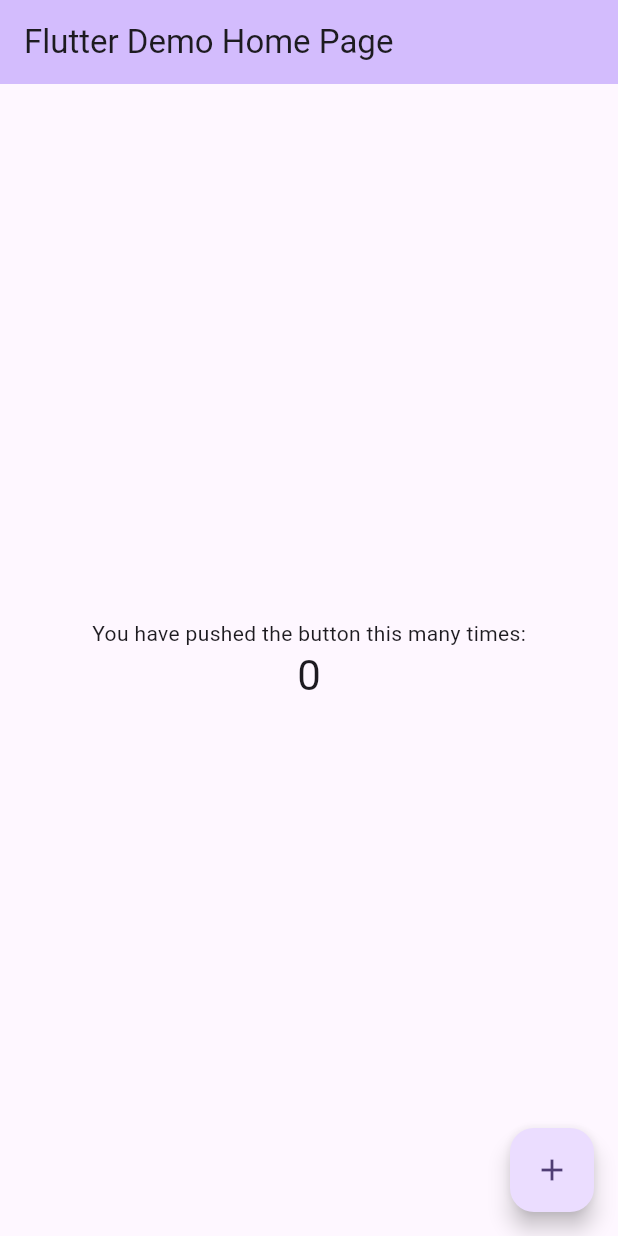
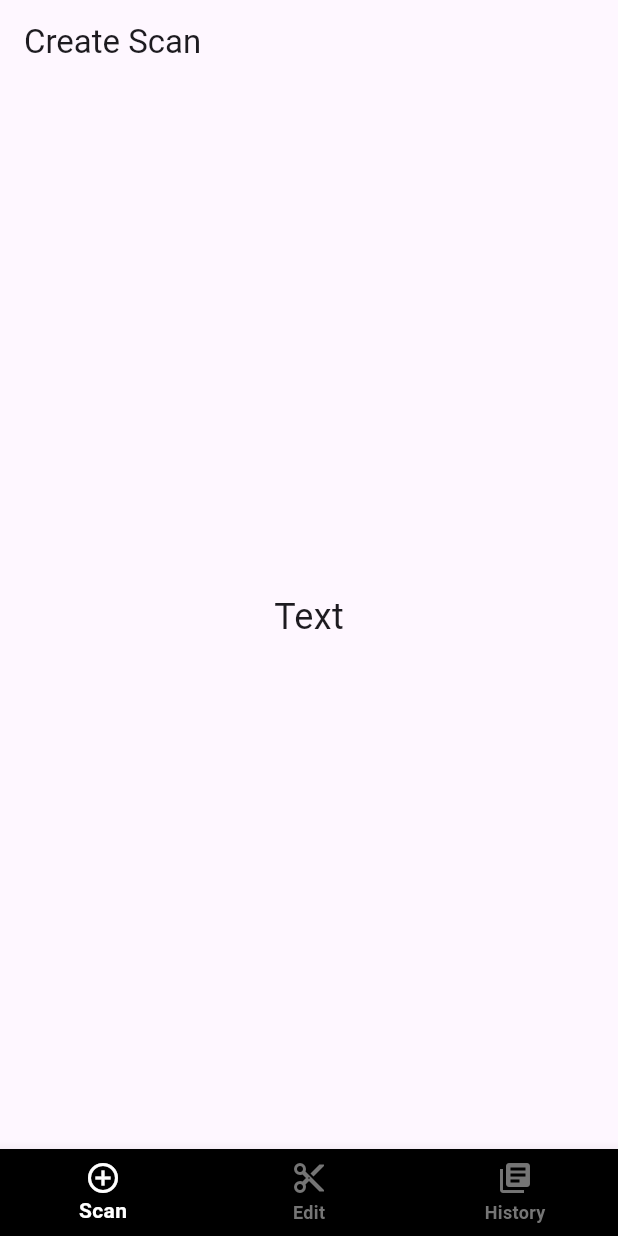
Before and after one commit to EzraRC/mobile-doc-scanner, a Flutter app: the screen it shows after launch, on a phone screen of 412 x 824 dp. Run offline on Flutter 3.47's test engine with Material 3 defaults, Android fonts, the light colour scheme and no system bars.

Commit message:
Made the general structure of the app (all the necessary pages)

```diff
--- a/scanner_phone_app/lib/main.dart
+++ b/scanner_phone_app/lib/main.dart
@@ -1,4 +1,5 @@
 import 'package:flutter/material.dart';
+import 'package:scanner_phone_app/pages/splashScreen.dart';
 
 void main() {
   runApp(const MyApp());
@@ -7,119 +8,15 @@
 class MyApp extends StatelessWidget {
   const MyApp({super.key});
 
-  // This widget is the root of your application.
   @override
   Widget build(BuildContext context) {
     return MaterialApp(
       title: 'Flutter Demo',
       theme: ThemeData(
-        // This is the theme of your application.
-        //
-        // TRY THIS: Try running your application with "flutter run". You'll see
-        // the application has a purple toolbar. Then, without quitting the app,
-        // try changing the seedColor in the colorScheme below to Colors.green
-        // and then invoke "hot reload" (save your changes or press the "hot
-        // reload" button in a Flutter-supported IDE, or press "r" if you used
-        // the command line to start the app).
-        //
-        // Notice that the counter didn't reset back to zero; the application
-        // state is not lost during the reload. To reset the state, use hot
-        // restart instead.
-        //
-        // This works for code too, not just values: Most code changes can be
-        // tested with just a hot reload.
         colorScheme: ColorScheme.fromSeed(seedColor: Colors.deepPurple),
         useMaterial3: true,
       ),
-      home: const MyHomePage(title: 'Flutter Demo Home Page'),
+      home: const SplashScreen(),
     );
   }
 }
-
-class MyHomePage extends StatefulWidget {
-  const MyHomePage({super.key, required this.title});
-
-  // This widget is the home page of your application. It is stateful, meaning
-  // that it has a State object (defined below) that contains fields that affect
-  // how it looks.
-
-  // This class is the configuration for the state. It holds the values (in this
-  // case the title) provided by the parent (in this case the App widget) and
-  // used by the build method of the State. Fields in a Widget subclass are
-  // always marked "final".
-
-  final String title;
-
-  @override
-  State<MyHomePage> createState() => _MyHomePageState();
-}
-
-class _MyHomePageState extends State<MyHomePage> {
-  int _counter = 0;
-
-  void _incrementCounter() {
-    setState(() {
-      // This call to setState tells the Flutter framework that something has
-      // changed in this State, which causes it to rerun the build method below
-      // so that the display can reflect the updated values. If we changed
-      // _counter without calling setState(), then the build method would not be
-      // called again, and so nothing would appear to happen.
-      _counter++;
-    });
-  }
-
-  @override
-  Widget build(BuildContext context) {
-    // This method is rerun every time setState is called, for instance as done
-    // by the _incrementCounter method above.
-    //
-    // The Flutter framework has been optimized to make rerunning build methods
-    // fast, so that you can just rebuild anything that needs updating rather
-    // than having to individually change instances of widgets.
-    return Scaffold(
-      appBar: AppBar(
-        // TRY THIS: Try changing the color here to a specific color (to
-        // Colors.amber, perhaps?) and trigger a hot reload to see the AppBar
-        // change color while the other colors stay the same.
-        backgroundColor: Theme.of(context).colorScheme.inversePrimary,
-        // Here we take the value from the MyHomePage object that was created by
-        // the App.build method, and use it to set our appbar title.
-        title: Text(widget.title),
-      ),
-      body: Center(
-        // Center is a layout widget. It takes a single child and positions it
-        // in the middle of the parent.
-        child: Column(
-          // Column is also a layout widget. It takes a list of children and
-          // arranges them vertically. By default, it sizes itself to fit its
-          // children horizontally, and tries to be as tall as its parent.
-          //
-          // Column has various properties to control how it sizes itself and
-          // how it positions its children. Here we use mainAxisAlignment to
-          // center the children vertically; the main axis here is the vertical
-          // axis because Columns are vertical (the cross axis would be
-          // horizontal).
-          //
-          // TRY THIS: Invoke "debug painting" (choose the "Toggle Debug Paint"
-          // action in the IDE, or press "p" in the console), to see the
-          // wireframe for each widget.
-          mainAxisAlignment: MainAxisAlignment.center,
-          children: <Widget>[
-            const Text(
-              'You have pushed the button this many times:',
-            ),
-            Text(
-              '$_counter',
-              style: Theme.of(context).textTheme.headlineMedium,
-            ),
-          ],
-        ),
-      ),
-      floatingActionButton: FloatingActionButton(
-        onPressed: _incrementCounter,
-        tooltip: 'Increment',
-        child: const Icon(Icons.add),
-      ), // This trailing comma makes auto-formatting nicer for build methods.
-    );
-  }
-}
--- /dev/null
+++ b/scanner_phone_app/lib/pages/homePage.dart
@@ -0,0 +1,60 @@
+import 'package:flutter/material.dart';
+import 'package:scanner_phone_app/pages/navPages/previousScans.dart';
+import 'package:scanner_phone_app/pages/navPages/editScan.dart';
+import 'package:scanner_phone_app/pages/navPages/createScan.dart';
+
+class HomePage extends StatefulWidget {
+  const HomePage({Key? key}) : super(key: key);
+
+  @override
+  State<HomePage> createState() => _HomePageState();
+}
+
+class _HomePageState extends State<HomePage> {
+  int _selectedIndex = 0;
+
+  final List<Widget> _pages = [
+    createScanPage(), // Create Scan Page
+    editScanPage(),   // Edit Scan Page
+    previousScansPage() // Previous Scans Page
+  ];
+
+  void _onItemTapped(int index) {
+    setState(() {
+      _selectedIndex = index;
+    });
+  }
+
+  @override
+  Widget build(BuildContext context) {
+    return Scaffold(
+      body: Center(
+        child: _pages.elementAt(_selectedIndex),
+      ),
+      bottomNavigationBar: BottomNavigationBar(
+        backgroundColor: Colors.black,
+        selectedItemColor: Colors.white,
+        unselectedItemColor: Colors.grey.shade600,
+        selectedLabelStyle: const TextStyle(fontWeight: FontWeight.w600),
+        unselectedLabelStyle: const TextStyle(fontWeight: FontWeight.w600),
+        type: BottomNavigationBarType.fixed,
+        currentIndex: _selectedIndex,
+        onTap: _onItemTapped,
+        items: const [
+          BottomNavigationBarItem(
+            icon: Icon(Icons.add_circle_outline),
+            label: "Scan",
+          ),
+          BottomNavigationBarItem(
+            icon: Icon(Icons.content_cut_outlined),
+            label: "Edit",
+          ),
+          BottomNavigationBarItem(
+            icon: Icon(Icons.library_books),
+            label: "History",
+          ),
+        ],
+      ),
+    );
+  }
+}
--- /dev/null
+++ b/scanner_phone_app/lib/pages/navPages/createScan.dart
@@ -0,0 +1,18 @@
+import 'package:flutter/material.dart';
+
+class createScanPage extends StatelessWidget {
+  @override
+  Widget build(BuildContext context) {
+    return Scaffold(
+      appBar: AppBar(
+        title: Text('Create Scan'),
+      ),
+      body: Center(
+        child: Text(
+          'Text',
+          style: TextStyle(fontSize: 24),
+        ),
+      ),
+    );
+  }
+}
--- /dev/null
+++ b/scanner_phone_app/lib/pages/navPages/editScan.dart
@@ -0,0 +1,18 @@
+import 'package:flutter/material.dart';
+
+class editScanPage extends StatelessWidget {
+  @override
+  Widget build(BuildContext context) {
+    return Scaffold(
+      appBar: AppBar(
+        title: Text('Edit Scan'),
+      ),
+      body: Center(
+        child: Text(
+          'Text',
+          style: TextStyle(fontSize: 24),
+        ),
+      ),
+    );
+  }
+}
--- /dev/null
+++ b/scanner_phone_app/lib/pages/navPages/previousScans.dart
@@ -0,0 +1,18 @@
+import 'package:flutter/material.dart';
+
+class previousScansPage extends StatelessWidget {
+  @override
+  Widget build(BuildContext context) {
+    return Scaffold(
+      appBar: AppBar(
+        title: Text('Previous Scans'),
+      ),
+      body: Center(
+        child: Text(
+          'Text',
+          style: TextStyle(fontSize: 24),
+        ),
+      ),
+    );
+  }
+}
--- a/scanner_phone_app/pubspec.yaml
+++ b/scanner_phone_app/pubspec.yaml
@@ -45,7 +45,7 @@ dev_dependencies:
   # activated in the `analysis_options.yaml` file located at the root of your
   # package. See that file for information about deactivating specific lint
   # rules and activating additional ones.
-  flutter_lints: ^2.0.0
+  flutter_lints: ^4.0.0
 
 # For information on the generic Dart part of this file, see the
 # following page: https://dart.dev/tools/pub/pubspec
```
Also changed, not shown: scanner_phone_app/lib/pages/splashScreen.dart (added, +26 -0 lines), scanner_phone_app/pubspec.lock.
